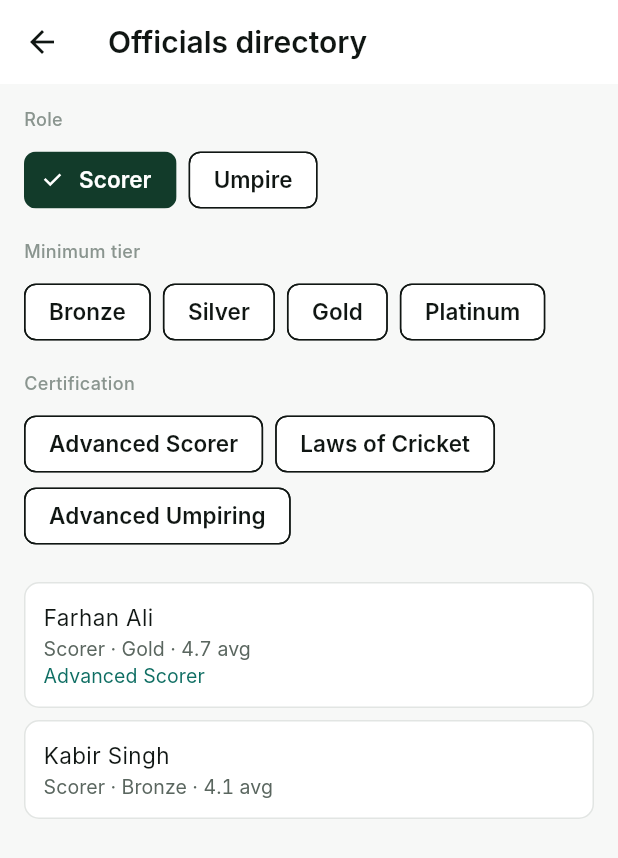
After one commit to hackathonds/crickUnity, a Flutter app: the OfficialsDirectoryScreen screen opened directly, after a tap on "Scorer", on a phone screen of 412 x 824 dp. The commit adds this screen. Shown: the top 858 px of the screen. Run offline on Flutter 3.47's test engine with Material 3 defaults, Android fonts, the phone set to English and light mode, and no system bars; our stand-ins replace flutter_riverpod, go_router; Roboto replaces fonts that are missing (Inter).

Commit message:
E14-02 AC amendment #11 (part 2): tournament officials directory
PRD §2.6: "tournament official filters honor tier + certification."
The rating-gate half of this amendment shipped earlier this session
(minAverageRatingForCredentialTier); this closes the other half. No
organizer-facing officials directory existed anywhere -- officials_
console_screen.dart is one official's own single-person dashboard,
and gig_board_screen.dart lists gigs from an official's perspective,
not people an organizer can browse. New officials_directory_screen.dart
(role/tier/certification filter chips over a flagged mock roster,
same convention as every other multi-person dataset this session),
reachable from organizer_console_screen.dart's app bar.

```diff
--- /dev/null
+++ b/lib/tournaments/officials_directory_models.dart
@@ -0,0 +1,105 @@
+/// AC amendment #11 (PRD §2.6, misfiled backlog citation "G.5"):
+/// "tournament official filters honor tier + certification." No
+/// organizer-facing officials directory existed anywhere in this
+/// codebase -- officials_console_screen.dart is one official's own
+/// single-person dashboard, and gig_board_screen.dart lists gigs (jobs)
+/// from an official's perspective, not people an organizer can browse.
+/// This is a new, small directory; its roster is a flagged mock
+/// dataset (same convention as every other multi-person dataset this
+/// session, e.g. mockCareerMatches) since no real officials-registry
+/// backend exists.
+library;
+
+import '../officials/gig_board_models.dart' show OfficialRole;
+import '../officials/officials_console_models.dart' show CredentialTier;
+
+class DirectoryOfficial {
+  final String name;
+  final OfficialRole role;
+  final CredentialTier tier;
+  final Set<String> certifiedTrackIds;
+  final double averageRating;
+
+  const DirectoryOfficial({
+    required this.name,
+    required this.role,
+    required this.tier,
+    this.certifiedTrackIds = const {},
+    required this.averageRating,
+  });
+}
+
+const Map<String, String> certificationTrackLabels = {
+  'cert-scorer-advanced': 'Advanced Scorer',
+  'cert-umpire-laws': 'Laws of Cricket',
+  'cert-umpire-advanced': 'Advanced Umpiring',
+};
+
+List<DirectoryOfficial> mockOfficialsDirectory() => const [
+  DirectoryOfficial(
+    name: 'Farhan Ali',
+    role: OfficialRole.scorer,
+    tier: CredentialTier.gold,
+    certifiedTrackIds: {'cert-scorer-advanced'},
+    averageRating: 4.7,
+  ),
+  DirectoryOfficial(
+    name: 'Kabir Singh',
+    role: OfficialRole.scorer,
+    tier: CredentialTier.bronze,
+    averageRating: 4.1,
+  ),
+  DirectoryOfficial(
+    name: 'Ananya Iyer',
+    role: OfficialRole.umpire,
+    tier: CredentialTier.platinum,
+    certifiedTrackIds: {'cert-umpire-laws', 'cert-umpire-advanced'},
+    averageRating: 4.9,
+  ),
+  DirectoryOfficial(
+    name: 'Rohan Verma',
+    role: OfficialRole.umpire,
+    tier: CredentialTier.silver,
+    certifiedTrackIds: {'cert-umpire-laws'},
+    averageRating: 4.3,
+  ),
+];
+
+class OfficialsDirectoryFilters {
+  final OfficialRole? role;
+  final CredentialTier? minTier;
+  final String? requiredCertificationId;
+
+  const OfficialsDirectoryFilters({
+    this.role,
+    this.minTier,
+    this.requiredCertificationId,
+  });
+
+  OfficialsDirectoryFilters copyWith({
+    OfficialRole? role,
+    bool clearRole = false,
+    CredentialTier? minTier,
+    bool clearMinTier = false,
+    String? requiredCertificationId,
+    bool clearCertification = false,
+  }) {
+    return OfficialsDirectoryFilters(
+      role: clearRole ? null : (role ?? this.role),
+      minTier: clearMinTier ? null : (minTier ?? this.minTier),
+      requiredCertificationId: clearCertification
+          ? null
+          : (requiredCertificationId ?? this.requiredCertificationId),
+    );
+  }
+
+  bool matches(DirectoryOfficial official) {
+    if (role != null && official.role != role) return false;
+    if (minTier != null && official.tier.index < minTier!.index) return false;
+    if (requiredCertificationId != null &&
+        !official.certifiedTrackIds.contains(requiredCertificationId)) {
+      return false;
+    }
+    return true;
+  }
+}
--- /dev/null
+++ b/lib/tournaments/officials_directory_provider.dart
@@ -0,0 +1,43 @@
+import 'package:flutter_riverpod/flutter_riverpod.dart';
+
+import 'officials_directory_models.dart';
+
+class OfficialsDirectoryState {
+  final List<DirectoryOfficial> roster;
+  final OfficialsDirectoryFilters filters;
+
+  const OfficialsDirectoryState({
+    this.roster = const [],
+    this.filters = const OfficialsDirectoryFilters(),
+  });
+
+  List<DirectoryOfficial> get filtered =>
+      roster.where(filters.matches).toList();
+
+  OfficialsDirectoryState copyWith({
+    List<DirectoryOfficial>? roster,
+    OfficialsDirectoryFilters? filters,
+  }) {
+    return OfficialsDirectoryState(
+      roster: roster ?? this.roster,
+      filters: filters ?? this.filters,
+    );
+  }
+}
+
+class OfficialsDirectoryNotifier extends Notifier<OfficialsDirectoryState> {
+  @override
+  OfficialsDirectoryState build() =>
+      OfficialsDirectoryState(roster: mockOfficialsDirectory());
+
+  void updateFilters(
+    OfficialsDirectoryFilters Function(OfficialsDirectoryFilters) f,
+  ) {
+    state = state.copyWith(filters: f(state.filters));
+  }
+}
+
+final officialsDirectoryProvider =
+    NotifierProvider<OfficialsDirectoryNotifier, OfficialsDirectoryState>(
+      OfficialsDirectoryNotifier.new,
+    );
--- /dev/null
+++ b/lib/tournaments/officials_directory_screen.dart
@@ -0,0 +1,158 @@
+import 'package:flutter/material.dart';
+import 'package:flutter_riverpod/flutter_riverpod.dart';
+
+import '../design_system/tokens/app_colors.dart';
+import '../design_system/tokens/app_spacing.dart';
+import '../design_system/tokens/app_typography.dart';
+import '../officials/gig_board_models.dart' show officialRoleLabels;
+import '../officials/officials_console_models.dart'
+    show CredentialTier, credentialTierLabels;
+import 'officials_directory_models.dart';
+import 'officials_directory_provider.dart';
+
+/// AC amendment #11 (PRD §2.6): "tournament official filters honor
+/// tier + certification." See officials_directory_models.dart's doc
+/// comment for why this is a new screen rather than a retrofit.
+class OfficialsDirectoryScreen extends ConsumerWidget {
+  const OfficialsDirectoryScreen({super.key});
+
+  @override
+  Widget build(BuildContext context, WidgetRef ref) {
+    final colors = Theme.of(context).extension<AppColors>()!;
+    final state = ref.watch(officialsDirectoryProvider);
+    final notifier = ref.read(officialsDirectoryProvider.notifier);
+
+    return Scaffold(
+      appBar: AppBar(title: const Text('Officials directory')),
+      body: ListView(
+        padding: const EdgeInsets.all(AppSpacing.lg),
+        children: [
+          Text(
+            'Role',
+            style: AppTypography.label.copyWith(color: colors.textTertiary),
+          ),
+          const SizedBox(height: AppSpacing.sm),
+          Wrap(
+            spacing: AppSpacing.sm,
+            children: [
+              for (final role in officialRoleLabels.entries)
+                ChoiceChip(
+                  key: ValueKey('directoryRoleChip_${role.key.name}'),
+                  label: Text(role.value),
+                  selected: state.filters.role == role.key,
+                  onSelected: (selected) => notifier.updateFilters(
+                    (f) => f.copyWith(
+                      role: selected ? role.key : null,
+                      clearRole: !selected,
+                    ),
+                  ),
+                ),
+            ],
+          ),
+          const SizedBox(height: AppSpacing.lg),
+          Text(
+            'Minimum tier',
+            style: AppTypography.label.copyWith(color: colors.textTertiary),
+          ),
+          const SizedBox(height: AppSpacing.sm),
+          Wrap(
+            spacing: AppSpacing.sm,
+            children: [
+              for (final tier in CredentialTier.values)
+                ChoiceChip(
+                  key: ValueKey('directoryTierChip_${tier.name}'),
+                  label: Text(credentialTierLabels[tier]!),
+                  selected: state.filters.minTier == tier,
+                  onSelected: (selected) => notifier.updateFilters(
+                    (f) => f.copyWith(
+                      minTier: selected ? tier : null,
+                      clearMinTier: !selected,
+                    ),
+                  ),
+                ),
+            ],
+          ),
+          const SizedBox(height: AppSpacing.lg),
+          Text(
+            'Certification',
+            style: AppTypography.label.copyWith(color: colors.textTertiary),
+          ),
+          const SizedBox(height: AppSpacing.sm),
+          Wrap(
+            spacing: AppSpacing.sm,
+            children: [
+              for (final cert in certificationTrackLabels.entries)
+                ChoiceChip(
+                  key: ValueKey('directoryCertChip_${cert.key}'),
+                  label: Text(cert.value),
+                  selected: state.filters.requiredCertificationId == cert.key,
+                  onSelected: (selected) => notifier.updateFilters(
+                    (f) => f.copyWith(
+                      requiredCertificationId: selected ? cert.key : null,
+                      clearCertification: !selected,
+                    ),
+                  ),
+                ),
+            ],
+          ),
+          const SizedBox(height: AppSpacing.xl),
+          if (state.filtered.isEmpty)
+            Text(
+              'No officials match these filters.',
+              style: AppTypography.body.copyWith(color: colors.textSecondary),
+            )
+          else
+            for (final official in state.filtered)
+              Container(
+                key: ValueKey('directoryOfficialRow_${official.name}'),
+                margin: const EdgeInsets.only(bottom: AppSpacing.sm),
+                padding: const EdgeInsets.all(AppSpacing.md),
+                decoration: BoxDecoration(
+                  color: colors.surface,
+                  border: Border.all(color: colors.border),
+                  borderRadius: BorderRadius.circular(10),
+                ),
+                child: Row(
+                  children: [
+                    Expanded(
+                      child: Column(
+                        crossAxisAlignment: CrossAxisAlignment.start,
+                        children: [
+                          Text(
+                            official.name,
+                            style: AppTypography.body.copyWith(
+                              color: colors.textPrimary,
+                            ),
+                          ),
+                          Text(
+                            '${officialRoleLabels[official.role]} · '
+                            '${credentialTierLabels[official.tier]} · '
+                            '${official.averageRating} avg',
+                            style: AppTypography.caption.copyWith(
+                              color: colors.textSecondary,
+                              fontFeatures: const [
+                                FontFeature.tabularFigures(),
+                              ],
+                            ),
+                          ),
+                          if (official.certifiedTrackIds.isNotEmpty)
+                            Text(
+                              official.certifiedTrackIds
+                                  .map((id) => certificationTrackLabels[id])
+                                  .whereType<String>()
+                                  .join(', '),
+                              style: AppTypography.caption.copyWith(
+                                color: colors.verified,
+                              ),
+                            ),
+                        ],
+                      ),
+                    ),
+                  ],
+                ),
+              ),
+        ],
+      ),
+    );
+  }
+}
```
Also changed, not shown: lib/tournaments/organizer_console_screen.dart (+16 -1 lines).
